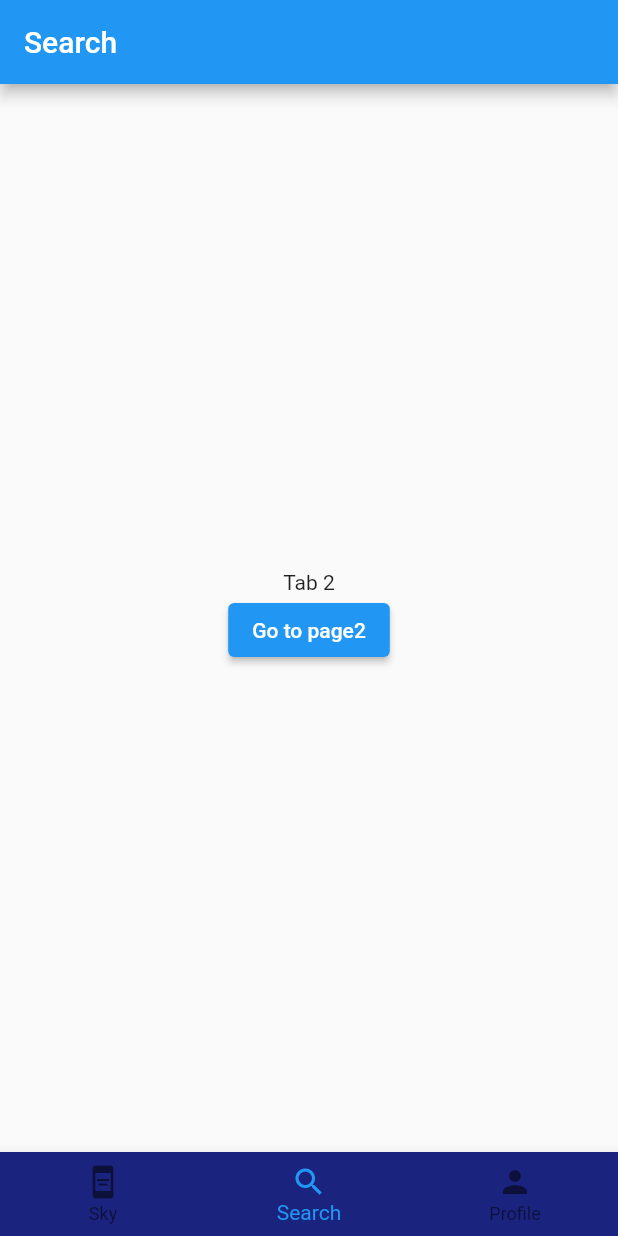
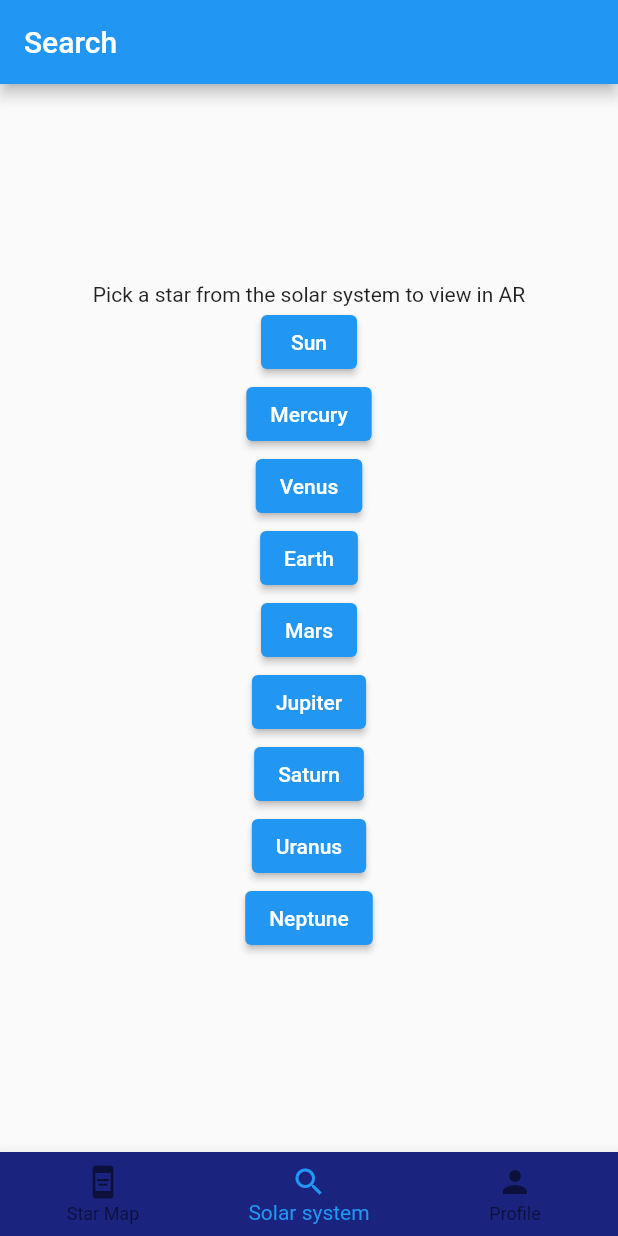
Before and after one commit to AS-37/AstroApp, a Flutter app: the screen it shows after launch, item 2 of the bottom bar chosen, on a phone screen of 412 x 824 dp. Run offline on Flutter 3.47's test engine with Material 2 defaults, Android fonts, the phone set to English and light mode, and no system bars; our stand-ins replace geolocator; missing offline and left inert: ar_flutter_plugin, simple_3d, simple_3d_renderer, util_simple_3d.

Commit message:
More images and 3D objects tests

```diff
--- a/lib/home_page.dart
+++ b/lib/home_page.dart
@@ -6,6 +6,7 @@ class HomePage extends StatelessWidget {
   final _tab1navigatorKey = GlobalKey<NavigatorState>();
   final _tab2navigatorKey = GlobalKey<NavigatorState>();
   final _tab3navigatorKey = GlobalKey<NavigatorState>();
+  LocalAndWebObjectsView localObjectView = new LocalAndWebObjectsView();
 
   @override
   Widget build(BuildContext context) {
@@ -14,13 +15,13 @@ class HomePage extends StatelessWidget {
         PersistentTabItem(
           tab: TabPage1(),
           icon: Icons.aod,
-          title: 'Sky',
+          title: 'Star Map',
           navigatorkey: _tab1navigatorKey,
         ),
         PersistentTabItem(
           tab: TabPage2(),
           icon: Icons.search,
-          title: 'Search',
+          title: 'Solar system',
           navigatorkey: _tab2navigatorKey,
         ),
         PersistentTabItem(
@@ -42,7 +43,7 @@ class TabPage1 extends StatelessWidget {
     print('TabPage1 build');
     return Scaffold(
       //backgroundColor: Colors.indigo[900],
-      appBar: AppBar(title: Text('Sky')),
+      appBar: AppBar(title: Text('Star Map')),
       body: Container(
         width: double.infinity,
         child: Column(
@@ -54,7 +55,7 @@ class TabPage1 extends StatelessWidget {
                   Navigator.of(context).push(
                       MaterialPageRoute(builder: (context) => const LocalAndWebObjectsView()));
                 },
-                child: Text('Display sky'))
+                child: Text('Display star map'))
           ],
         ),
       ),
@@ -73,13 +74,63 @@ class TabPage2 extends StatelessWidget {
         child: Column(
           mainAxisAlignment: MainAxisAlignment.center,
           children: [
-            Text('Tab 2'),
+            Text('Pick a star from the solar system to view in AR'),
             ElevatedButton(
                 onPressed: () {
                   Navigator.of(context).push(
-                      MaterialPageRoute(builder: (context) => Page2('tab2')));
+                      MaterialPageRoute(builder: (context) => const LocalAndWebObjectsView()));
                 },
-                child: Text('Go to page2'))
+                child: Text('Sun')),
+            ElevatedButton(
+                onPressed: () {
+                  Navigator.of(context).push(
+                      MaterialPageRoute(builder: (context) => const LocalAndWebObjectsView()));
+                },
+                child: Text('Mercury')),
+            ElevatedButton(
+                onPressed: () {
+                  Navigator.of(context).push(
+                      MaterialPageRoute(builder: (context) => const LocalAndWebObjectsView()));
+                },
+                child: Text('Venus')),
+            ElevatedButton(
+                onPressed: () {
+                  Navigator.of(context).push(
+                      MaterialPageRoute(builder: (context) => const LocalAndWebObjectsView()));
+                },
+                child: Text('Earth')),
+            ElevatedButton(
+                onPressed: () {
+                  Navigator.of(context).push(
+                      MaterialPageRoute(builder: (context) => const LocalAndWebObjectsView()));
+                },
+                child: Text('Mars')),
+            ElevatedButton(
+                onPressed: () {
+                  Navigator.of(context).push(
+                      MaterialPageRoute(builder: (context) => const LocalAndWebObjectsView()));
+                },
+                child: Text('Jupiter')),
+            ElevatedButton(
+                onPressed: () {
+                  Navigator.of(context).push(
+                      MaterialPageRoute(builder: (context) => const LocalAndWebObjectsView()));
+                },
+                child: Text('Saturn')),
+            ElevatedButton(
+                onPressed: () {
+                  Navigator.of(context).push(
+                      MaterialPageRoute(builder: (context) => const LocalAndWebObjectsView()));
+
+                },
+                child: Text('Uranus')),
+            ElevatedButton(
+                onPressed: () {
+                  Navigator.of(context).push(
+                      MaterialPageRoute(builder: (context) => const LocalAndWebObjectsView()));
+
+                },
+                child: Text('Neptune'))
           ],
         ),
       ),
--- a/lib/localAndWebObjectsView.dart
+++ b/lib/localAndWebObjectsView.dart
@@ -76,7 +76,7 @@ class _LocalAndWebObjectsViewState extends State<LocalAndWebObjectsView> {
     onWebObjectAtButtonPressed();
 
   }
-
+/*
   Future<void> onLocalObjectButtonPressed() async {
     if (webObjectNode != null) {
       arObjectManager.removeNode(webObjectNode!);
@@ -92,7 +92,7 @@ class _LocalAndWebObjectsViewState extends State<LocalAndWebObjectsView> {
       localObjectNode = (didAddLocalNode!) ? newNode : null;
     }
   }
-
+*/
   Future<void> onWebObjectAtButtonPressed() async {
     if (webObjectNode != null) {
       arObjectManager.removeNode(webObjectNode!);
@@ -101,8 +101,8 @@ class _LocalAndWebObjectsViewState extends State<LocalAndWebObjectsView> {
       var newNode = ARNode(
           type: NodeType.webGLB,
           uri:
-          "https://github.com/AS-37/AstroApp/raw/main/assets/earth/earth2.glb",
-          scale: Vector3(0.2, 0.2, 0.2));
+          "https://github.com/AS-37/AstroApp/raw/main/assets/solar_system/Sun.glb",
+          scale: Vector3(0.3, 0.3, 0.3));
       bool? didAddWebNode = await arObjectManager.addNode(newNode);
       webObjectNode = (didAddWebNode!) ? newNode : null;
     }
--- a/lib/location_page.dart
+++ b/lib/location_page.dart
@@ -70,7 +70,7 @@ class locationPage {
     double long = await GetLongitude();
     //formule pour calculer le local sidereal time
     //LST = 100.46 + 0.985647 * d + long + 15*UT
-    double LST = 100.4606184+0.9856473662862*difference+15*heures;
+    double LST = (100.4606184+0.9856473662862*difference+15*heures)/10;
     print('LST:'+LST.toString());
     return LST;
   }
--- a/pubspec.yaml
+++ b/pubspec.yaml
@@ -52,6 +52,7 @@ dev_dependencies:
   # package. See that file for information about deactivating specific lint
   # rules and activating additional ones.
   flutter_lints: ^2.0.0
+  test: ^1.21.4
 
 # For information on the generic Dart part of this file, see the
 # following page: https://dart.dev/tools/pub/pubspec
```
Also changed, not shown: assets/earth/license.txt (deleted), assets/earth/textures/Surface.mat_normal.jpeg (deleted), pubspec.lock, 13 other files.
